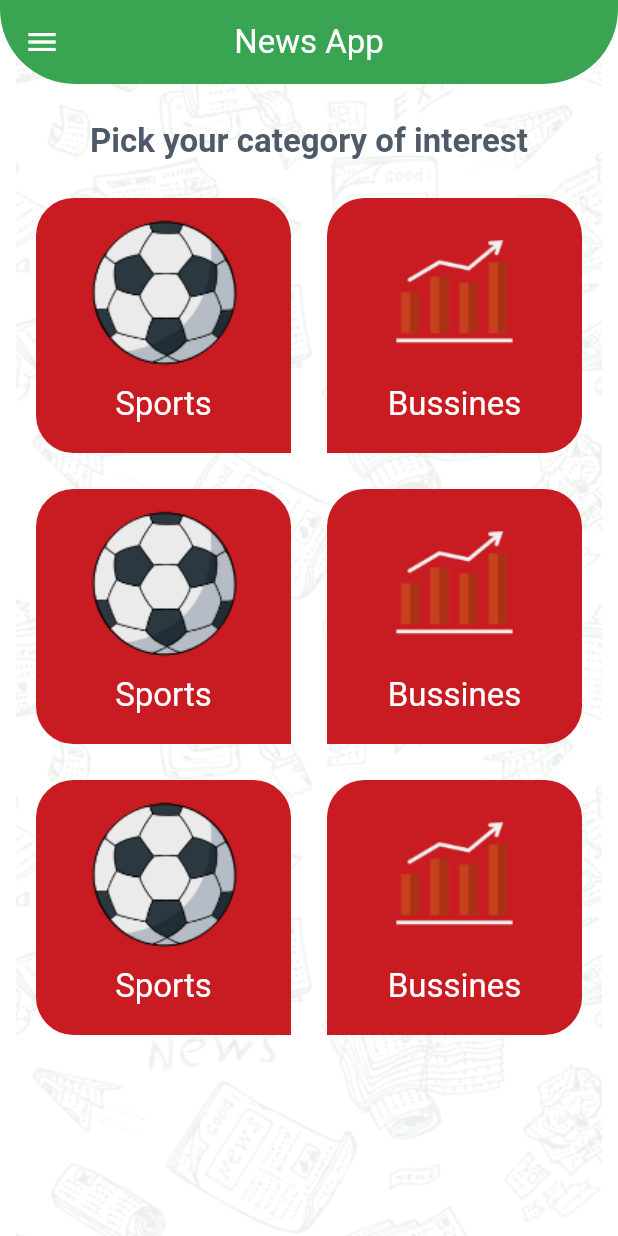
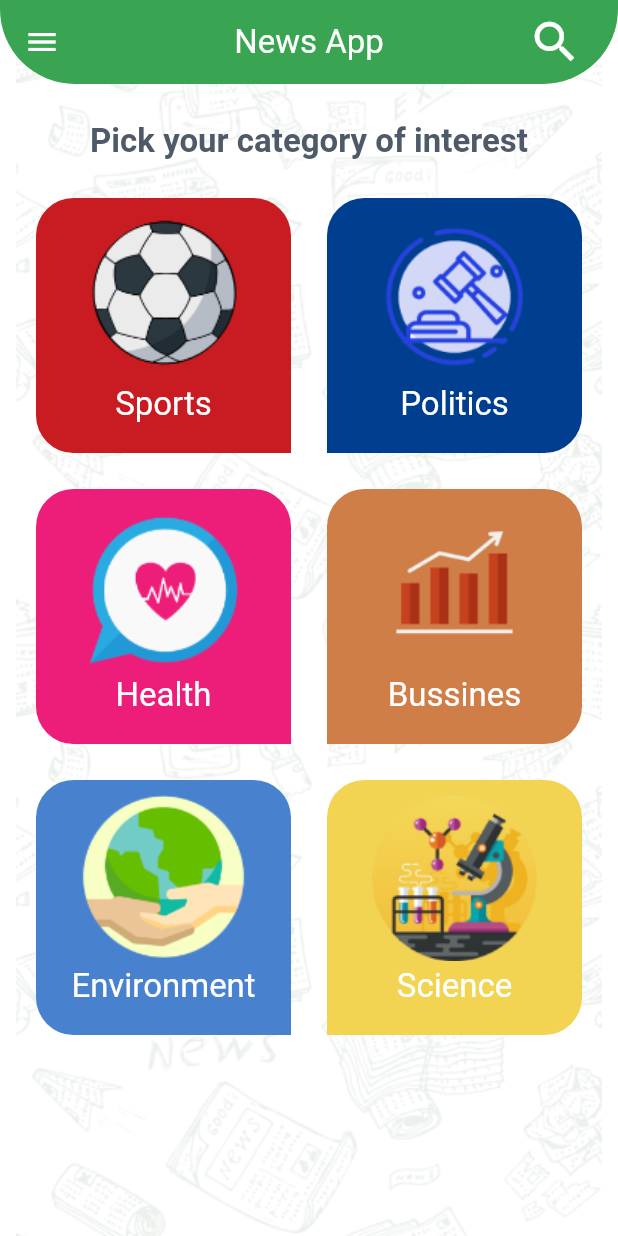
Before and after one commit to MariamNazer/News_App, a Flutter app: the screen it shows after launch, on a phone screen of 412 x 824 dp. Run offline on Flutter 3.47's test engine with Material 3 defaults, Android fonts, the phone set to English and light mode, and no system bars; our stand-ins replace timeago.

Commit message:
Finish search API

```diff
--- a/lib/api/api_constant.dart
+++ b/lib/api/api_constant.dart
@@ -2,5 +2,7 @@ class ApiConstant {
   static const String baseURL = 'newsapi.org';
   static const String sourcesEndPoint = '/v2/top-headlines/sources';
   static const String newsEndPoint = '/v2/top-headlines';
+  static const String everyThing = '/v2/everything';
   static const String apiKey = '996376a4762f4cbfaf7b8728bf8a107c';
+
 }
--- a/lib/app_theme.dart
+++ b/lib/app_theme.dart
@@ -7,6 +7,11 @@ class AppTheme {
   static const Color white = Color(0xFFFFFFFF);
   static const Color grey = Color(0xFF79828B);
   static const Color red = Color(0xFFC91C22);
+  static const Color blue = Color(0xFF003E90);
+  static const Color bink = Color(0xFFED1E79);
+  static const Color orange = Color(0xFFCF7E48);
+  static const Color babyBlue = Color(0xFF4882CF);
+  static const Color yellow = Color(0xFFF2D352);
   static const Color descriptionColor = Color(0xFF42505C);
 
   // ignore: non_constant_identifier_names
--- a/lib/categories/categories_grid.dart
+++ b/lib/categories/categories_grid.dart
@@ -14,24 +14,30 @@ class CategoriesGrid extends StatelessWidget {
       CategoryModel(
           id: 'sports', name: 'Sports', imageName: 'ball', color: AppTheme.red),
       CategoryModel(
-          id: 'business',
-          name: 'Bussines',
-          imageName: 'bussines',
-          color: AppTheme.red),
+          id: 'politics',
+          name: 'Politics',
+          imageName: 'Politics',
+          color: AppTheme.blue),
       CategoryModel(
-          id: 'sports', name: 'Sports', imageName: 'ball', color: AppTheme.red),
+          id: 'health',
+          name: 'Health',
+          imageName: 'health',
+          color: AppTheme.bink),
       CategoryModel(
           id: 'business',
           name: 'Bussines',
           imageName: 'bussines',
-          color: AppTheme.red),
+          color: AppTheme.orange),
       CategoryModel(
-          id: 'sports', name: 'Sports', imageName: 'ball', color: AppTheme.red),
+          id: 'environment',
+          name: 'Environment',
+          imageName: 'environment',
+          color: AppTheme.babyBlue),
       CategoryModel(
-          id: 'business',
-          name: 'Bussines',
-          imageName: 'bussines',
-          color: AppTheme.red),
+          id: 'science',
+          name: 'Science',
+          imageName: 'science',
+          color: AppTheme.yellow),
     ];
     return Padding(
       padding: const EdgeInsets.symmetric(horizontal: 24),
--- a/lib/home_screen.dart
+++ b/lib/home_screen.dart
@@ -4,6 +4,7 @@ import 'package:news_app/categories/categories_grid.dart';
 import 'package:news_app/categories/category_details.dart';
 import 'package:news_app/drower/home_drower.dart';
 import 'package:news_app/models/category_model.dart';
+import 'package:news_app/search.dart';
 import 'package:news_app/settings/settings_tab.dart';
 
 class HomeScreen extends StatefulWidget {
@@ -35,6 +36,21 @@ class _HomeScreenState extends State<HomeScreen> {
                     ? 'News App'
                     : 'Settings',
           ),
+          actions: [
+            IconButton(
+              onPressed: () async {
+                // عند الضغط على أيقونة البحث
+                showSearch(
+                  context: context,
+                  delegate: Search(), // استدعاء دالة البحث
+                );
+              },
+              icon: const Padding(
+                padding: EdgeInsets.symmetric(horizontal: 16),
+                child: Icon(Icons.search, color: AppTheme.white, size: 36),
+              ),
+            )
+          ],
         ),
         drawer: HomeDrower(
           height: height,
@@ -47,7 +63,7 @@ class _HomeScreenState extends State<HomeScreen> {
                 ? CategoriesGrid(
                     onCategorySelected: onCategorySelected,
                   )
-                : const SettingsTab(),
+                :  const SettingsTab(),
       ),
     );
   }
--- a/lib/main.dart
+++ b/lib/main.dart
@@ -19,6 +19,8 @@ class NewsApp extends StatelessWidget {
         },
         initialRoute: HomeScreen.routeName,
         theme: AppTheme.LightTeme,
-        themeMode: ThemeMode.light);
+        themeMode: ThemeMode.light,
+        );
+
   }
 }
--- a/lib/news/news_item.dart
+++ b/lib/news/news_item.dart
@@ -20,13 +20,14 @@ class NewsItem extends StatelessWidget {
       child: GestureDetector(
         onTap: () => Navigator.of(context).push(
           MaterialPageRoute(
-            builder: (context) => NewsDatails(news),
+            builder: (context) => NewsDetails(news),
           ),
         ),
         child: Column(
           crossAxisAlignment: CrossAxisAlignment.start,
           children: [
             ClipRRect(
+              borderRadius: BorderRadius.circular(5),
               child: CachedNetworkImage(
                 imageUrl: news.urlToImage ??
                     'https://thumbs.dreamstime.com/b/image-not-available-icon-set-default-missing-photo-stock-vector-symbol-black-filled-outlined-style-no-found-white-332183016.jpg',
```
Also changed, not shown: lib/api/api_service.dart (+19 -2 lines), lib/news/news_datails.dart (+36 -40 lines), lib/search.dart (added, +119 -0 lines), lib/tabs/sources_tabs.dart (+5 -2 lines), lib/news/news_list.dart (line endings or trailing spaces), pubspec.lock.
